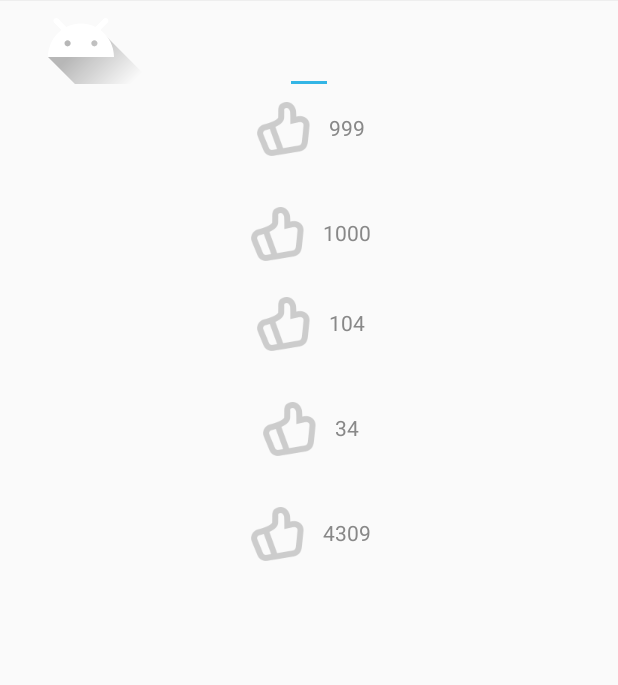
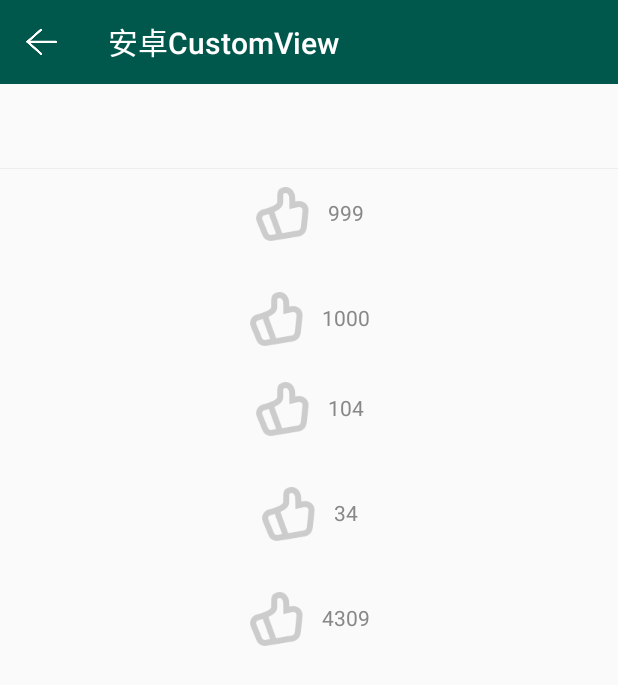
Before and after one commit to longyinzaitian/AndroidCustomViews, an Android app: the screen it shows after launch (JikeLikeActivity), after a tap on "即可点赞效果", on a phone screen of 412 x 824 dp. Shown: the top 685 px of the screen. Run offline under Robolectric (Android 15) with nearby library versions, the phone set to English and light mode, and no system bars.

Commit message:
update common tool bar

```diff
--- /dev/null
+++ b/app/src/main/java/com/example/customview/BaseActivity.java
@@ -0,0 +1,11 @@
+package com.example.customview;
+
+import android.support.v7.app.AppCompatActivity;
+
+/**
+ * @author husy
+ * @date 2019/2/19
+ */
+public class BaseActivity extends AppCompatActivity {
+
+}
--- a/app/src/main/java/com/example/customview/jike/JikeLikeActivity.java
+++ b/app/src/main/java/com/example/customview/jike/JikeLikeActivity.java
@@ -1,9 +1,11 @@
 package com.example.customview.jike;
 
-import android.support.v7.app.AppCompatActivity;
 import android.os.Bundle;
+import android.view.View;
 
+import com.example.customview.BaseActivity;
 import com.example.customview.R;
+import com.example.customview.ui.view.CommonToolbar;
 
 /**
  *
@@ -11,11 +13,18 @@ import com.example.customview.R;
  * @author husy
  * @date 2019年2月17日22:52:59
  */
-public class JikeLikeActivity extends AppCompatActivity {
+public class JikeLikeActivity extends BaseActivity {
 
     @Override
     protected void onCreate(Bundle savedInstanceState) {
         super.onCreate(savedInstanceState);
         setContentView(R.layout.activity_jike_like);
+        this.setListener();
+    }
+
+    private void setListener() {
+        ((CommonToolbar)findViewById(R.id.toolbar)).setNavigationInfo((View v) ->
+                finish()
+        );
     }
 }
--- a/app/src/main/java/com/example/customview/rvpg/RvAndVpActivity.java
+++ b/app/src/main/java/com/example/customview/rvpg/RvAndVpActivity.java
@@ -1,9 +1,11 @@
 package com.example.customview.rvpg;
 
-import android.support.v7.app.AppCompatActivity;
 import android.os.Bundle;
+import android.view.View;
 
+import com.example.customview.BaseActivity;
 import com.example.customview.R;
+import com.example.customview.ui.view.CommonToolbar;
 
 /**
  *
@@ -11,7 +13,7 @@ import com.example.customview.R;
  * @author husy
  * @date 2019年2月17日22:52:59
  */
-public class RvAndVpActivity extends AppCompatActivity {
+public class RvAndVpActivity extends BaseActivity {
 
     @Override
     protected void onCreate(Bundle savedInstanceState) {
@@ -22,5 +24,12 @@ public class RvAndVpActivity extends AppCompatActivity {
                 CardDetailFragment.create())
                 .commitNowAllowingStateLoss();
 
+        this.setListener();
+    }
+
+    private void setListener() {
+        ((CommonToolbar)findViewById(R.id.toolbar)).setNavigationInfo((View v) ->
+                finish()
+        );
     }
 }
--- a/app/src/main/java/com/example/customview/ui/MainActivity.java
+++ b/app/src/main/java/com/example/customview/ui/MainActivity.java
@@ -1,10 +1,10 @@
 package com.example.customview.ui;
 
 import android.content.Intent;
-import android.support.v7.app.AppCompatActivity;
 import android.os.Bundle;
 import android.view.View;
 
+import com.example.customview.BaseActivity;
 import com.example.customview.R;
 import com.example.customview.jike.JikeLikeActivity;
 import com.example.customview.rvpg.RvAndVpActivity;
@@ -15,7 +15,7 @@ import com.example.customview.rvpg.RvAndVpActivity;
  * @author husy
  * @date 2019年2月17日
  */
-public class MainActivity extends AppCompatActivity {
+public class MainActivity extends BaseActivity {
 
     @Override
     protected void onCreate(Bundle savedInstanceState) {
--- a/app/src/main/java/com/example/customview/ui/view/CommonToolbar.java
+++ b/app/src/main/java/com/example/customview/ui/view/CommonToolbar.java
@@ -4,6 +4,9 @@ import android.content.Context;
 import android.support.annotation.Nullable;
 import android.support.v7.widget.Toolbar;
 import android.util.AttributeSet;
+import android.view.View;
+
+import com.example.customview.R;
 
 /**
  * @author husy
@@ -12,13 +15,28 @@ import android.util.AttributeSet;
 public class CommonToolbar extends Toolbar {
     public CommonToolbar(Context context) {
         super(context);
+        this.init();
     }
 
     public CommonToolbar(Context context, @Nullable AttributeSet attrs) {
         super(context, attrs);
+        this.init();
     }
 
     public CommonToolbar(Context context, @Nullable AttributeSet attrs, int defStyleAttr) {
         super(context, attrs, defStyleAttr);
+        this.init();
+    }
+
+    private void init() {
+        this.setBackgroundColor(getResources().getColor(R.color.colorPrimaryDark));
+    }
+
+    public void setNavigationInfo(View.OnClickListener onClickListener) {
+        this.setNavigationIcon(R.drawable.mt_topbar_back_ic);
+        this.setNavigationOnClickListener(onClickListener);
+        this.setTitle(R.string.app_name);
+        this.setTitleTextAppearance(getContext(), R.style.CommonBarTitleStyle);
+        getChildAt(0).setVisibility(INVISIBLE);
     }
 }
--- a/app/src/main/res/layout/activity_jike_like.xml
+++ b/app/src/main/res/layout/activity_jike_like.xml
@@ -1,62 +1,48 @@
 <?xml version="1.0" encoding="utf-8"?>
-<android.support.constraint.ConstraintLayout xmlns:android="http://schemas.android.com/apk/res/android"
+<LinearLayout xmlns:android="http://schemas.android.com/apk/res/android"
     xmlns:app="http://schemas.android.com/apk/res-auto"
     xmlns:tools="http://schemas.android.com/tools"
     android:layout_width="match_parent"
     android:layout_height="match_parent"
+    android:orientation="vertical"
     tools:context=".ui.MainActivity">
 
     <include
         layout='@layout/include_layout_toolbar'
-        app:layout_constraintTop_toTopOf="parent"
         />
 
     <com.example.customview.jike.JiKeLikeView
         android:id="@+id/jikeone"
         android:layout_width="wrap_content"
         android:layout_height="wrap_content"
-        app:layout_constraintLeft_toLeftOf="parent"
-        app:layout_constraintRight_toRightOf="parent"
-        app:layout_constraintTop_toTopOf="parent"
-        android:layout_marginTop="?attr/actionBarSize"
+        android:layout_gravity="center_horizontal"
         app:like_number="999"/>
     <com.example.customview.jike.JiKeLikeView
         android:id="@+id/jiketwo"
         android:layout_width="wrap_content"
         android:layout_height="wrap_content"
-        app:layout_constraintLeft_toLeftOf="parent"
-        app:layout_constraintRight_toRightOf="parent"
-        app:layout_constraintTop_toBottomOf="@id/jikeone"
+        android:layout_gravity="center_horizontal"
         android:layout_marginTop="10dp"
         app:like_number="1000"/>
     <com.example.customview.jike.JiKeLikeView
         android:id="@+id/jikethree"
         android:layout_width="wrap_content"
         android:layout_height="wrap_content"
-        app:layout_constraintLeft_toLeftOf="parent"
-        app:layout_constraintRight_toRightOf="parent"
-        app:layout_constraintTop_toBottomOf="@id/jiketwo"
+        android:layout_gravity="center_horizontal"
         app:like_number="104"/>
     <com.example.customview.jike.JiKeLikeView
         android:id="@+id/jikefour"
         android:layout_width="wrap_content"
         android:layout_height="wrap_content"
-        app:layout_constraintLeft_toLeftOf="parent"
-        app:layout_constraintRight_toRightOf="parent"
-        app:layout_constraintTop_toBottomOf="@id/jikethree"
+        android:layout_gravity="center_horizontal"
         android:layout_marginTop="10dp"
         app:like_number="34"/>
     <com.example.customview.jike.JiKeLikeView
         android:id="@+id/jikefive"
         android:layout_width="wrap_content"
         android:layout_height="wrap_content"
-        app:layout_constraintLeft_toLeftOf="parent"
-        app:layout_constraintRight_toRightOf="parent"
-        app:layout_constraintTop_toBottomOf="@id/jikefour"
+        android:layout_gravity="center_horizontal"
         android:layout_marginTop="10dp"
         app:like_number="4309"/>
 
-
-
-
-</android.support.constraint.ConstraintLayout>
+</LinearLayout>
--- a/app/src/main/res/layout/include_layout_toolbar.xml
+++ b/app/src/main/res/layout/include_layout_toolbar.xml
@@ -10,17 +10,17 @@
         android:layout_width="match_parent"
         android:layout_height="?attr/actionBarSize"
         android:background="@android:color/transparent"
-        android:theme="@android:style/Widget.Holo.Light.ActionBar"
-        app:navigationIcon="@drawable/ic_launcher_foreground"
-        app:popupTheme="@style/ThemeOverlay.AppCompat.Light">
+        android:theme="@android:style/Widget.Holo.Light.TextView"
+        app:popupTheme="@style/ThemeOverlay.AppCompat.ActionBar">
 
         <TextView
             android:id="@+id/toolbar_title"
             android:layout_width="wrap_content"
             android:layout_height="wrap_content"
             android:layout_gravity="center"
-            android:textColor="#333333"
-            android:textSize="24dp" />
+            android:textColor="@android:color/white"
+            android:text="@string/app_name"
+            android:textSize="20dp" />
     </com.example.customview.ui.view.CommonToolbar>
 
     <View
--- a/app/src/main/res/values/styles.xml
+++ b/app/src/main/res/values/styles.xml
@@ -8,4 +8,9 @@
         <item name="colorAccent">@color/colorAccent</item>
     </style>
 
+    <style name="CommonBarTitleStyle" parent="Base.TextAppearance.Widget.AppCompat.Toolbar.Title">
+        <item name="android:textSize">20dp</item>
+        <item name="android:textColor">@android:color/white</item>
+    </style>
+
 </resources>
```
